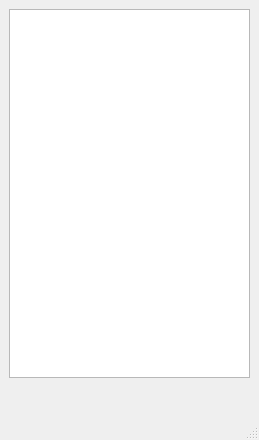
The window that src/qxygen.ui (BackupTheBerlios/qxygen-svn) describes before a commit, drawn with Qt 5.
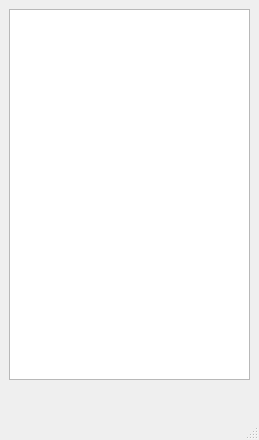
The same window after the commit. Custom widgets are drawn as their Qt base class.

The edit to the form file:
```diff
--- a/src/qxygen.ui
+++ b/src/qxygen.ui
@@ -14,8 +14,8 @@
   </property>
   <property name="minimumSize" >
    <size>
-    <width>200</width>
-    <height>200</height>
+    <width>0</width>
+    <height>0</height>
    </size>
   </property>
   <property name="font" >
@@ -47,14 +47,14 @@
      <widget class="QPushButton" name="menuButton" >
       <property name="minimumSize" >
        <size>
-        <width>90</width>
-        <height>25</height>
+        <width>0</width>
+        <height>0</height>
        </size>
       </property>
       <property name="maximumSize" >
        <size>
-        <width>90</width>
-        <height>25</height>
+        <width>16777215</width>
+        <height>16777215</height>
        </size>
       </property>
       <property name="contextMenuPolicy" >
@@ -94,14 +94,14 @@
      <widget class="QPushButton" name="statusButton" >
       <property name="minimumSize" >
        <size>
-        <width>25</width>
-        <height>25</height>
+        <width>0</width>
+        <height>0</height>
        </size>
       </property>
       <property name="maximumSize" >
        <size>
-        <width>25</width>
-        <height>25</height>
+        <width>16777215</width>
+        <height>16777215</height>
        </size>
       </property>
       <property name="text" >
```
Left out of the diff: 6 changed lines with no effect on the pictures.
